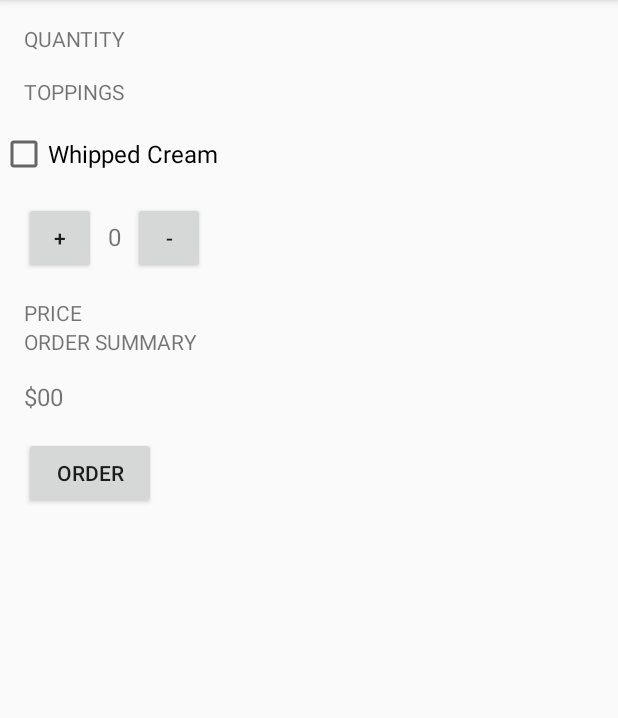
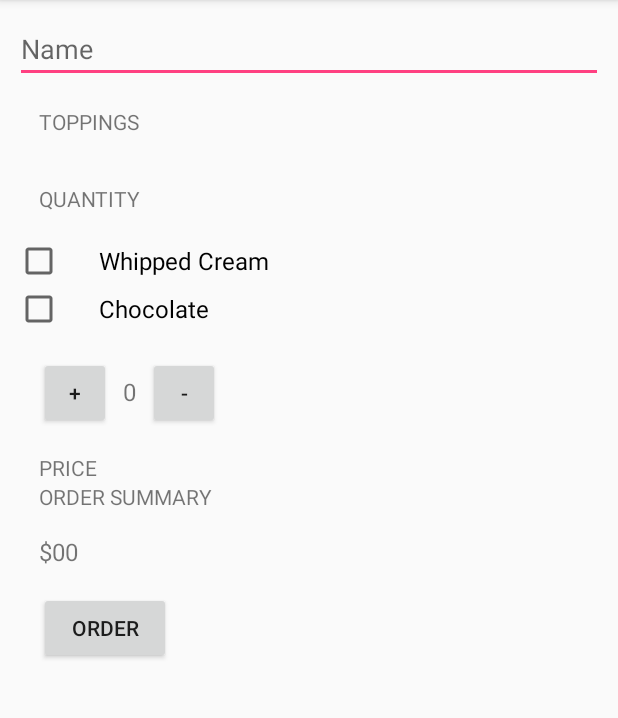
Before and after one commit to curiousclarissa/JustJava, an Android app: the screen it shows after launch (MainActivity), on a phone screen of 412 x 824 dp, the part 84-802 px from its top. Run offline under Robolectric (Android 15) with nearby library versions, the phone set to English and light mode, and no system bars.

```diff
--- a/app/src/main/res/layout/activity_main.xml
+++ b/app/src/main/res/layout/activity_main.xml
@@ -1,19 +1,28 @@
 <?xml version="1.0" encoding="utf-8"?>
+<ScrollView
+    xmlns:android="http://schemas.android.com/apk/res/android"
+    xmlns:tools="http://schemas.android.com/tools"
+    android:layout_width="fill_parent"
+    android:layout_height="wrap_content"
+    android:orientation="vertical"
+    android:padding="10dp"
+    android:fillViewport="false"
+    >
     <LinearLayout xmlns:android="http://schemas.android.com/apk/res/android"
         xmlns:app="http://schemas.android.com/apk/res-auto"
-    xmlns:tools="http://schemas.android.com/tools"
         android:layout_width="match_parent"
         android:layout_height="match_parent"
         android:orientation="vertical"
         tools:context="com.example.android.justjava.MainActivity">
 
-    <TextView
-        android:layout_width="wrap_content"
+        <EditText
+            android:id="@+id/name_field"
+            android:layout_width="match_parent"
             android:layout_height="wrap_content"
-        android:layout_marginTop="16dp"
-        android:layout_marginLeft="16dp"
-        android:text="Quantity"
-        android:textAllCaps="true"/>
+            android:hint="Name"
+            android:inputType="textCapWords"
+            />
+
         <TextView
             android:layout_width="wrap_content"
             android:layout_height="wrap_content"
@@ -22,14 +31,30 @@
             android:layout_marginBottom="16dp"
             android:text="Toppings"
             android:textAllCaps="true"/>
+        <TextView
+            android:layout_width="wrap_content"
+            android:layout_height="wrap_content"
+            android:layout_marginTop="16dp"
+            android:layout_marginLeft="16dp"
+            android:layout_marginBottom="16dp"
+            android:text="Quantity"
+            android:textAllCaps="true"/>
 
         <CheckBox
             android:id="@+id/whipped_cream_checkbox"
             android:layout_width="wrap_content"
             android:layout_height="wrap_content"
+            android:paddingLeft="24dp"
             android:text="Whipped Cream"
             android:textSize="16dp" />
 
+        <CheckBox
+            android:id="@+id/chocolate_checkbox"
+            android:layout_width="wrap_content"
+            android:layout_height="wrap_content"
+            android:paddingLeft="24dp"
+            android:text="Chocolate"
+            android:textSize="16sp" />
 
 
         <LinearLayout
@@ -94,3 +119,5 @@
             android:text="order"/>
 
     </LinearLayout>
+
+</ScrollView>
```
Also changed, not shown: app/src/main/java/com/example/android/justjava/MainActivity.java (+19 -6 lines). Lines whose indentation alone changed are shown as unchanged.
